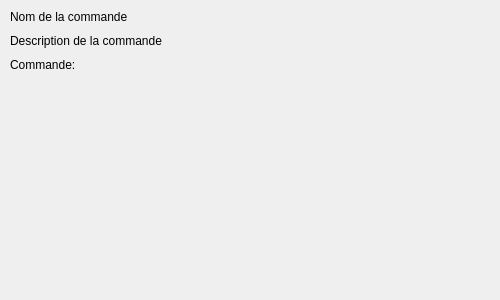
Old version of the form command_builder/components/command_component/command_component.ui in the repository NdeyeFa9928/CommandBuilder.
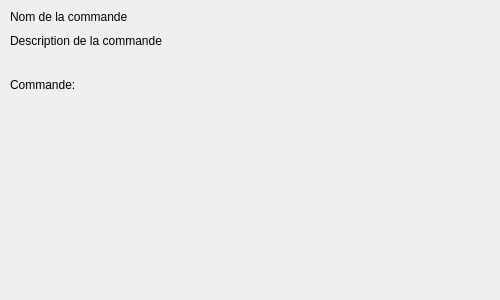
New version of the form.

Commit message: feat (ui) : display command in green below arguments in simple mode

The edit to the form file:
```diff
--- a/command_builder/components/command_component/command_component.ui
+++ b/command_builder/components/command_component/command_component.ui
@@ -43,13 +43,6 @@
      </property>
     </widget>
    </item>
-   <item>
-    <widget class="QLabel" name="labelCommandCli">
-     <property name="text">
-      <string>Commande: </string>
-     </property>
-    </widget>
-   </item>
    <item>
     <widget class="QWidget" name="argumentsContainer" native="true">
      <layout class="QFormLayout" name="argumentsFormLayout">
@@ -83,6 +76,13 @@
      </layout>
     </widget>
    </item>
+   <item>
+    <widget class="QLabel" name="labelCommandCli">
+     <property name="text">
+      <string>Commande: </string>
+     </property>
+    </widget>
+   </item>
    <item>
     <spacer name="verticalSpacer">
      <property name="orientation">
```
The commit also changes 1 other file.
